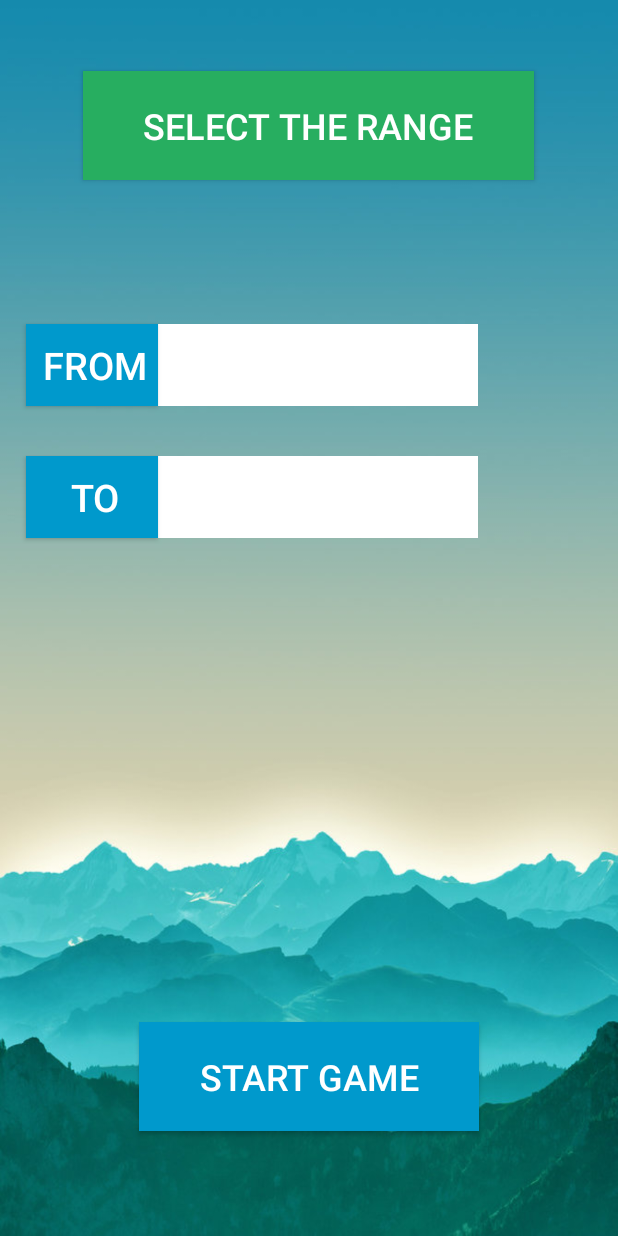
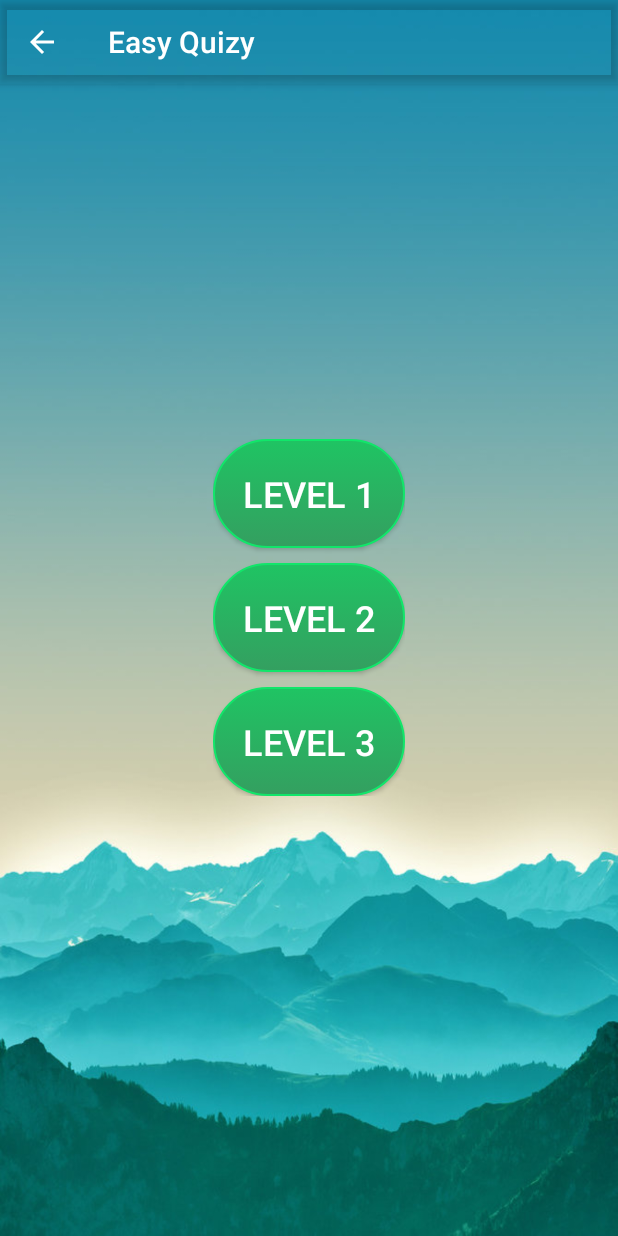
Before and after one commit to yubarajkalathoki/easy-quizy-android, an Android app: the screen it shows after launch (SelectRange before the commit, selectLevel after it), after a tap on "PLAY NOW", on a phone screen of 412 x 824 dp. Run offline under Robolectric (Android 15) with nearby library versions, the phone set to English and light mode, and no system bars.

Commit message:
Selecting range removed and level added

```diff
--- a/app/build.gradle
+++ b/app/build.gradle
@@ -25,5 +25,7 @@ dependencies {
         exclude group: 'com.android.support', module: 'support-annotations'
     })
     compile 'com.android.support:appcompat-v7:25.1.0'
+    compile 'com.android.support.constraint:constraint-layout:1.0.2'
+    compile 'com.android.support:design:25.3.1'
     testCompile 'junit:junit:4.12'
 }
--- a/app/src/main/java/com/example/deepbhai/easyquiz/MainActivity.java
+++ b/app/src/main/java/com/example/deepbhai/easyquiz/MainActivity.java
@@ -16,8 +16,8 @@ public class MainActivity extends AppCompatActivity {
         setContentView(R.layout.activity_main);
     }
 
-    public void selectRange(View view) {
-        Intent intent= new Intent(this, SelectRange.class);
+    public void selectLevel(View view) {
+        Intent intent= new Intent(this, selectLevel.class);
         startActivity(intent);
     }
 
--- a/app/src/main/java/com/example/deepbhai/easyquiz/Summary.java
+++ b/app/src/main/java/com/example/deepbhai/easyquiz/Summary.java
@@ -24,7 +24,7 @@ public class Summary extends AppCompatActivity {
     }
 
     public void playAgain(View view) {
-        Intent intent = new Intent(getApplicationContext(), SelectRange.class);
+        Intent intent = new Intent(getApplicationContext(), selectLevel.class);
         intent.addFlags(Intent.FLAG_ACTIVITY_CLEAR_TOP);
         startActivity(intent);
     }
--- /dev/null
+++ b/app/src/main/java/com/example/deepbhai/easyquiz/selectLevel.java
@@ -0,0 +1,58 @@
+package com.example.deepbhai.easyquiz;
+
+import android.content.Intent;
+import android.os.Bundle;
+import android.support.design.widget.FloatingActionButton;
+import android.support.design.widget.Snackbar;
+import android.support.v7.app.AppCompatActivity;
+import android.support.v7.widget.Toolbar;
+import android.view.View;
+import android.widget.Button;
+
+public class selectLevel extends AppCompatActivity {
+
+    @Override
+    protected void onCreate(Bundle savedInstanceState) {
+        super.onCreate(savedInstanceState);
+        setContentView(R.layout.activity_select_level);
+        Toolbar toolbar = (Toolbar) findViewById(R.id.toolbar);
+        setSupportActionBar(toolbar);
+        getSupportActionBar().setTitle("Easy Quizy");
+        getSupportActionBar().setDisplayHomeAsUpEnabled(true);
+        getSupportActionBar().setDisplayShowHomeEnabled(true);
+        toolbar.setNavigationOnClickListener(new View.OnClickListener() {
+            @Override
+            public void onClick(View v) {
+                onBackPressed();
+            }
+        });
+
+        init();
+    }
+
+    private void init() {
+        Button lvl1 = (Button) findViewById(R.id.level1);
+        Button lvl2 = (Button) findViewById(R.id.level2);
+        Button lvl3 = (Button) findViewById(R.id.level3);
+    }
+
+
+    private void nextActivity(int lowerLimit, int upperLimit){
+        Intent intent = new Intent(this, ActiveGame.class);
+        intent.putExtra("lowerLimit", lowerLimit);
+        intent.putExtra("upperLimit", upperLimit);
+        startActivity(intent);
+    }
+
+    public void level1(View view) {
+        nextActivity(1,5);
+    }
+
+    public void level2(View view) {
+        nextActivity(6,15);
+    }
+
+    public void level3(View view) {
+        nextActivity(15,50);
+    }
+}
--- a/app/src/main/res/layout/activity_main.xml
+++ b/app/src/main/res/layout/activity_main.xml
@@ -53,6 +53,6 @@
         android:layout_marginBottom="106dp"
         android:layout_alignParentBottom="true"
         android:layout_centerHorizontal="true"
-        android:onClick="selectRange" />
+        android:onClick="selectLevel" />
 
 </RelativeLayout>
--- /dev/null
+++ b/app/src/main/res/layout/activity_select_level.xml
@@ -0,0 +1,79 @@
+<?xml version="1.0" encoding="utf-8"?>
+<android.support.design.widget.CoordinatorLayout xmlns:android="http://schemas.android.com/apk/res/android"
+    xmlns:app="http://schemas.android.com/apk/res-auto"
+    xmlns:tools="http://schemas.android.com/tools"
+    android:layout_width="match_parent"
+    android:layout_height="match_parent"
+    android:background="@drawable/background"
+    tools:context="com.example.deepbhai.easyquiz.selectLevel">
+
+    <android.support.design.widget.AppBarLayout
+        android:layout_width="match_parent"
+        android:layout_height="wrap_content"
+        android:background="@android:color/transparent"
+        android:theme="@style/AppTheme.AppBarOverlay">
+
+        <android.support.v7.widget.Toolbar
+            android:id="@+id/toolbar"
+            android:layout_width="match_parent"
+            android:layout_height="?attr/actionBarSize"
+            app:popupTheme="@style/AppTheme.PopupOverlay" />
+
+    </android.support.design.widget.AppBarLayout>
+
+    <include layout="@layout/content_select_level"
+        android:id="@+id/include2" />
+
+    <!--<android.support.design.widget.FloatingActionButton
+        android:id="@+id/fab"
+        android:layout_width="wrap_content"
+        android:layout_height="wrap_content"
+        android:layout_gravity="bottom|end"
+        android:layout_margin="@dimen/fab_margin"
+        app:srcCompat="@android:drawable/ic_dialog_email" />-->
+
+
+
+    <LinearLayout
+        android:layout_width="wrap_content"
+        android:layout_height="wrap_content"
+        android:orientation="vertical"
+        android:layout_gravity="center">
+
+        <Button
+            android:text="Level 1"
+            android:textSize="24dp"
+            android:padding="20dp"
+            android:background="@drawable/roundbutton"
+            android:textColor="@color/colorWhite"
+            android:layout_width="wrap_content"
+            android:layout_height="wrap_content"
+            android:layout_marginBottom="10dp"
+            android:onClick="level1"
+            android:id="@+id/level1" />
+
+        <Button
+            android:text="Level 2"
+            android:background="@drawable/roundbutton"
+            android:textSize="24dp"
+            android:padding="20dp"
+            android:textColor="@color/colorWhite"
+            android:layout_width="wrap_content"
+            android:layout_height="wrap_content"
+            android:layout_marginBottom="10dp"
+            android:onClick="level2"
+            android:id="@+id/level2"/>
+
+        <Button
+            android:text="Level 3"
+            android:background="@drawable/roundbutton"
+            android:textSize="24dp"
+            android:padding="20dp"
+            android:textColor="@color/colorWhite"
+            android:layout_width="wrap_content"
+            android:layout_height="wrap_content"
+            android:onClick="level3"
+            android:id="@+id/level3"/>
+    </LinearLayout>
+
+</android.support.design.widget.CoordinatorLayout>
--- a/app/src/main/res/layout/activity_select_range.xml
+++ b/app/src/main/res/layout/activity_select_range.xml
@@ -5,16 +5,27 @@
     android:id="@+id/activity_select_range"
     android:layout_width="match_parent"
     android:layout_height="match_parent"
+    android:background="@drawable/background"
     tools:context="com.example.deepbhai.easyquiz.SelectRange">
 
-    <ImageView
+   <!-- <ImageView
         android:layout_width="match_parent"
         android:layout_height="match_parent"
         android:id="@+id/background"
         android:scaleType="fitXY"
         app:srcCompat="@drawable/background"
         android:layout_alignParentTop="true"
-        android:layout_alignParentStart="true" />
+        android:layout_alignParentStart="true" />-->
+
+    <android.support.v7.widget.Toolbar
+        android:id="@+id/toolbar"
+        android:layout_width="match_parent"
+        android:layout_height="wrap_content"
+        app:titleTextColor="@color/colorWhite"
+        app:popupTheme="@style/AppTheme.PopupOverlay"
+        android:theme="@style/AppTheme.AppBarOverlay"
+        android:background="@android:color/transparent"
+        android:layout_alignParentTop="true" />
 
     <Button
         android:text="From"
@@ -81,17 +92,17 @@
         android:text="Select the range"
         android:layout_width="wrap_content"
         android:layout_height="wrap_content"
-        android:layout_marginTop="47dp"
         android:paddingTop="20dp"
         android:paddingBottom="20dp"
         android:paddingLeft="40dp"
         android:paddingRight="40dp"
         android:id="@+id/btnSelectRange"
-        android:background="#27ae60"
+        android:background="@drawable/roundtextviewgreen"
         android:textColor="#ffffff"
         android:textAlignment="center"
         android:textSize="24sp"
-        android:layout_alignParentTop="true"
+        android:layout_marginTop="30dp"
+        android:layout_below="@+id/toolbar"
         android:layout_centerHorizontal="true" />
 
     <Button
@@ -104,13 +115,13 @@
         android:paddingRight="40dp"
         android:id="@+id/btnStartGame"
         android:onClick="activeGame"
-        android:background="@android:color/holo_blue_dark"
+        android:background="@drawable/roundbutton"
         android:textColor="#ffffff"
         android:textAlignment="center"
         android:textSize="24sp"
-        android:layout_marginBottom="70dp"
-        android:layout_alignParentBottom="true"
-        android:layout_centerHorizontal="true" />
+        android:layout_below="@+id/btnTo"
+        android:layout_centerHorizontal="true"
+        android:layout_marginTop="45dp" />
 
 
 </RelativeLayout>
--- /dev/null
+++ b/app/src/main/res/layout/content_select_level.xml
@@ -0,0 +1,11 @@
+<?xml version="1.0" encoding="utf-8"?>
+<android.support.constraint.ConstraintLayout xmlns:android="http://schemas.android.com/apk/res/android"
+    xmlns:app="http://schemas.android.com/apk/res-auto"
+    xmlns:tools="http://schemas.android.com/tools"
+    android:layout_width="match_parent"
+    android:layout_height="match_parent"
+    app:layout_behavior="@string/appbar_scrolling_view_behavior"
+    tools:context="com.example.deepbhai.easyquiz.selectLevel"
+    tools:showIn="@layout/activity_select_level">
+
+</android.support.constraint.ConstraintLayout>
--- a/app/src/main/res/values/colors.xml
+++ b/app/src/main/res/values/colors.xml
@@ -1,8 +1,9 @@
 <?xml version="1.0" encoding="utf-8"?>
 <resources>
     <color name="colorPrimary">#3F51B5</color>
-    <color name="colorPrimaryDark">#c0c0c2</color>
+    <color name="colorPrimaryDark">#126f89</color>
     <color name="colorAccent">#FF4081</color>
     <color name="colorYellow">#F5FA55</color>
     <color name="colorRed">#ef191d</color>
+    <color name="colorWhite">#fff</color>
 </resources>
--- a/app/src/main/res/values/dimens.xml
+++ b/app/src/main/res/values/dimens.xml
@@ -2,4 +2,5 @@
     <!-- Default screen margins, per the Android Design guidelines. -->
     <dimen name="activity_horizontal_margin">16dp</dimen>
     <dimen name="activity_vertical_margin">16dp</dimen>
+    <dimen name="fab_margin">16dp</dimen>
 </resources>
--- a/app/src/main/res/values/strings.xml
+++ b/app/src/main/res/values/strings.xml
@@ -1,3 +1,6 @@
 <resources>
     <string name="app_name">EasyQuiz</string>
+    <string name="toolbar">Easy Quizy</string>
+    <string name="title_activity_testing">testing</string>
+    <string name="title_activity_select_level">selectLevel</string>
 </resources>
--- a/app/src/main/res/values/styles.xml
+++ b/app/src/main/res/values/styles.xml
@@ -8,4 +8,8 @@
         <item name="colorAccent">@color/colorAccent</item>
     </style>
 
+    <style name="AppTheme.AppBarOverlay" parent="ThemeOverlay.AppCompat.Dark.ActionBar" />
+
+    <style name="AppTheme.PopupOverlay" parent="ThemeOverlay.AppCompat.Light" />
+
 </resources>
```
Also changed, not shown: app/src/main/AndroidManifest.xml (+17 -6 lines), app/src/main/java/com/example/deepbhai/easyquiz/SelectRange.java (+18 -4 lines), app/src/main/res/layout/activity_summary.xml (+50 -53 lines), 35 other files.
